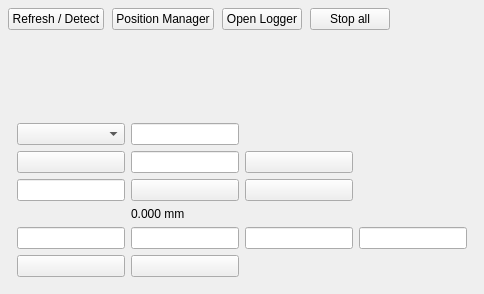
First picture: the form in thorKinesisPlugin/thorlabsKinesisPlugin_UI.ui, repository janlazer/UKE-thorKinesisPlugin, before the edit.
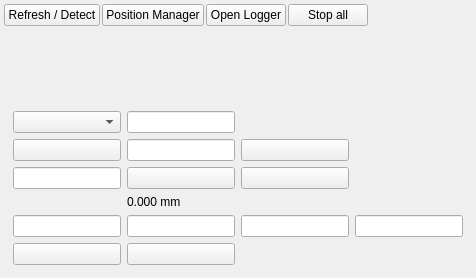
Second picture: the form after the edit.

Commit message: Add designer-based stage frame UI

```diff
--- a/thorKinesisPlugin/thorlabsKinesisPlugin_UI.ui
+++ b/thorKinesisPlugin/thorlabsKinesisPlugin_UI.ui
@@ -8,23 +8,26 @@
         <widget class="QWidget" name="dockWidgetContents">
             <layout class="QVBoxLayout" name="verticalLayout">
                 <property name="spacing">
-                    <number>8</number>
+                    <number>4</number>
                 </property>
                 <property name="leftMargin">
-                    <number>8</number>
+                    <number>4</number>
                 </property>
                 <property name="topMargin">
-                    <number>8</number>
+                    <number>4</number>
                 </property>
                 <property name="rightMargin">
-                    <number>8</number>
+                    <number>4</number>
                 </property>
                 <property name="bottomMargin">
-                    <number>8</number>
+                    <number>4</number>
                 </property>
 
                 <item>
                     <layout class="QHBoxLayout" name="topBarLayout">
+                        <property name="spacing">
+                            <number>2</number>
+                        </property>
                         <item>
                             <widget class="QPushButton" name="pushButton_refresh">
                                 <property name="text">
@@ -80,7 +83,7 @@
                         <widget class="QWidget" name="scrollAreaWidgetContents_axes">
                             <layout class="QVBoxLayout" name="axisFramesLayout">
                                 <property name="spacing">
-                                    <number>8</number>
+                                    <number>4</number>
                                 </property>
                                 <property name="leftMargin">
                                     <number>0</number>
```
The commit also changes 6 other files.
